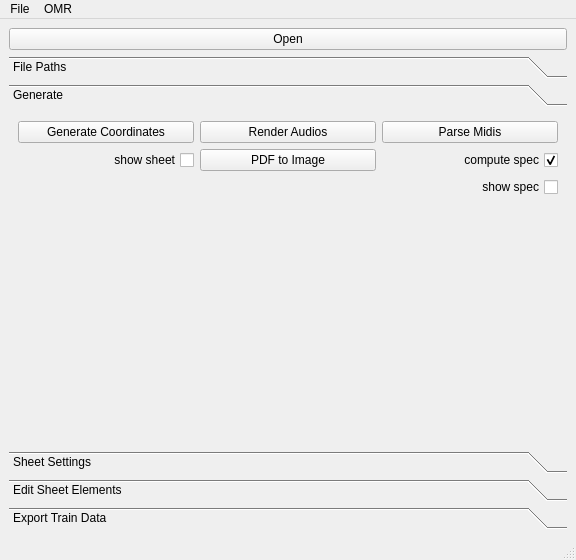
Above: sheet_manager/gui/main.ui from CPJKU/msmd before the change. Below: the same form after it.
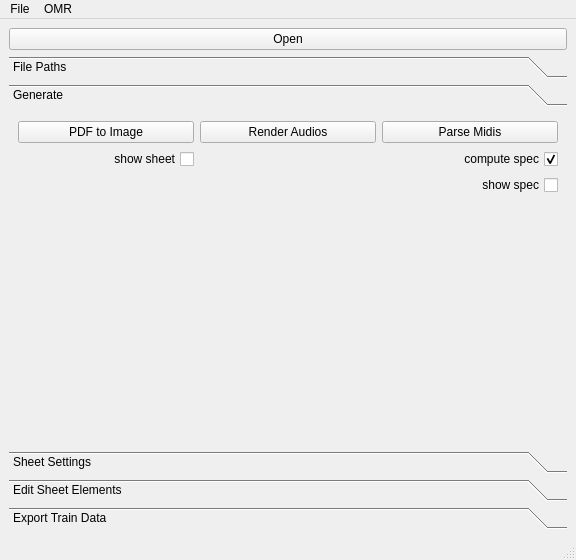
That is the form after the change. The open tabs and pages were chosen to show the change.

Commit message: renderings with different bpm

```diff
--- a/sheet_manager/gui/main.ui
+++ b/sheet_manager/gui/main.ui
@@ -128,7 +128,7 @@
          <x>0</x>
          <y>0</y>
          <width>558</width>
-         <height>307</height>
+         <height>299</height>
         </rect>
        </property>
        <attribute name="label">
@@ -152,20 +152,6 @@
           </property>
          </widget>
         </item>
-        <item row="0" column="0">
-         <widget class="QPushButton" name="pushButton_generateCoords">
-          <property name="text">
-           <string>Generate Coordinates</string>
-          </property>
-         </widget>
-        </item>
-        <item row="0" column="1">
-         <widget class="QPushButton" name="pushButton_renderAudio">
-          <property name="text">
-           <string>Render Audios</string>
-          </property>
-         </widget>
-        </item>
         <item row="4" column="0">
          <spacer name="verticalSpacer">
           <property name="orientation">
@@ -192,13 +178,6 @@
           </property>
          </widget>
         </item>
-        <item row="2" column="1">
-         <widget class="QPushButton" name="pushButton_pdf2Img">
-          <property name="text">
-           <string>PDF to Image</string>
-          </property>
-         </widget>
-        </item>
         <item row="2" column="0">
          <widget class="QCheckBox" name="checkBox_showSheet">
           <property name="layoutDirection">
@@ -209,6 +188,20 @@
           </property>
          </widget>
         </item>
+        <item row="0" column="0">
+         <widget class="QPushButton" name="pushButton_pdf2Img">
+          <property name="text">
+           <string>PDF to Image</string>
+          </property>
+         </widget>
+        </item>
+        <item row="0" column="1">
+         <widget class="QPushButton" name="pushButton_renderAudio">
+          <property name="text">
+           <string>Render Audios</string>
+          </property>
+         </widget>
+        </item>
        </layout>
       </widget>
       <widget class="QWidget" name="page_3">
```
Left out of the diff: 20 changed lines with no effect on the pictures. The commit also changes 2 other files.
